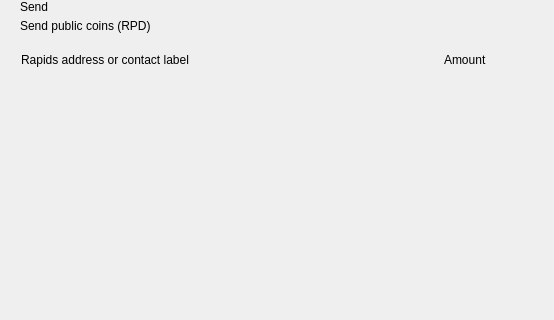
MotoAcidic/Rapids, file src/qt/rapids/forms/send.ui: the form before one commit; both pictures show x 0 to 554 and y 0 to 320 of the 893 by 700 pixel window.
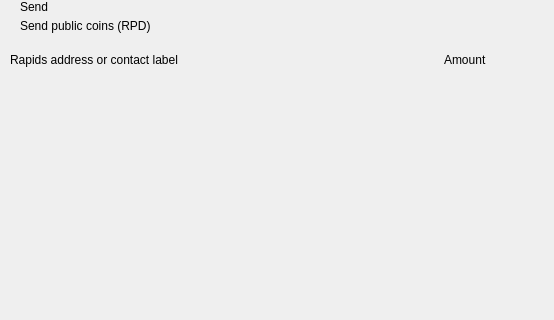
The form after the commit. Custom widgets are drawn as their Qt base class.

The edit to the form file:
```diff
--- a/src/qt/rapids/forms/send.ui
+++ b/src/qt/rapids/forms/send.ui
@@ -138,7 +138,17 @@
           <item>
            <widget class="QLabel" name="labelSubtitleAddress">
             <property name="styleSheet">
-             <string notr="true">margin-left:8px;</string>
+             <string notr="true">QLabel {
+border: 2px solid;
+border-radius: 10px;
+border-style: outset;
+background: qradialgradient(
+cx: 0.3, cy: -0.4, fx: 0.3, fy: -0.4,
+radius: 1.35, stop: 0, stop: 1
+);
+padding: 5px;
+}
+margin-left:8px;</string>
             </property>
             <property name="text">
              <string>Rapids address or contact label</string>
```
